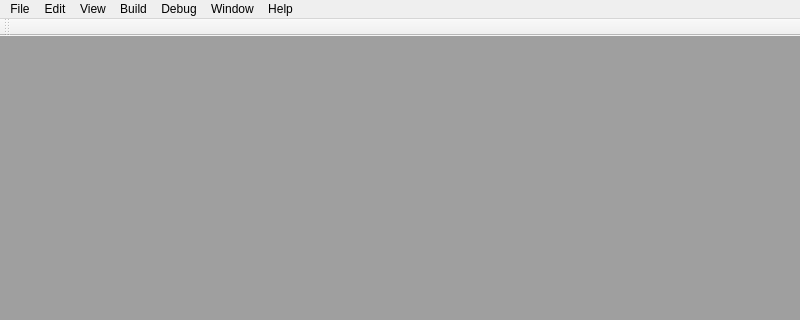
Before: the Qt Designer form src/include/mainwindow.ui in Anderson00/DeObfuscator, drawn with Qt 5; both pictures show x 0 to 800 and y 0 to 320 of the 800 by 539 pixel window.
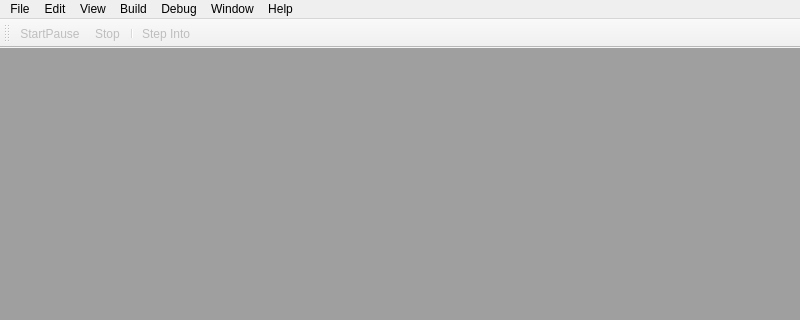
After: the same form once the commit is applied. Icons and pictures are not drawn.

Patch:
```diff
--- a/src/include/mainwindow.ui
+++ b/src/include/mainwindow.ui
@@ -334,6 +334,9 @@
    <addaction name="menuHelp"/>
   </widget>
   <widget class="QToolBar" name="toolBar">
+   <property name="enabled">
+    <bool>false</bool>
+   </property>
    <property name="windowTitle">
     <string>toolBar</string>
    </property>
@@ -343,6 +346,10 @@
    <attribute name="toolBarBreak">
     <bool>false</bool>
    </attribute>
+   <addaction name="actionStartPause"/>
+   <addaction name="actionStop"/>
+   <addaction name="separator"/>
+   <addaction name="actionStep_Into"/>
   </widget>
   <action name="actionOpen">
    <property name="icon">
@@ -627,6 +634,48 @@
     <string>Custom</string>
    </property>
   </action>
+  <action name="actionStartPause">
+   <property name="enabled">
+    <bool>false</bool>
+   </property>
+   <property name="icon">
+    <iconset resource="../resources/icons.qrc">
+     <normaloff>:/icons/play.svg</normaloff>:/icons/play.svg</iconset>
+   </property>
+   <property name="text">
+    <string>StartPause</string>
+   </property>
+   <property name="toolTip">
+    <string>Start</string>
+   </property>
+  </action>
+  <action name="actionStop">
+   <property name="enabled">
+    <bool>false</bool>
+   </property>
+   <property name="icon">
+    <iconset resource="../resources/icons.qrc">
+     <normaloff>:/icons/stop.svg</normaloff>:/icons/stop.svg</iconset>
+   </property>
+   <property name="text">
+    <string>Stop</string>
+   </property>
+   <property name="toolTip">
+    <string>Stop</string>
+   </property>
+  </action>
+  <action name="actionStep_Into">
+   <property name="icon">
+    <iconset resource="../resources/icons.qrc">
+     <normaloff>:/icons/debug-step-into.svg</normaloff>:/icons/debug-step-into.svg</iconset>
+   </property>
+   <property name="text">
+    <string>Step Into</string>
+   </property>
+   <property name="toolTip">
+    <string>Step Into</string>
+   </property>
+  </action>
  </widget>
  <resources>
   <include location="../resources/icons.qrc"/>
```
Left out of the diff: 3 changed lines with no effect on the pictures.
